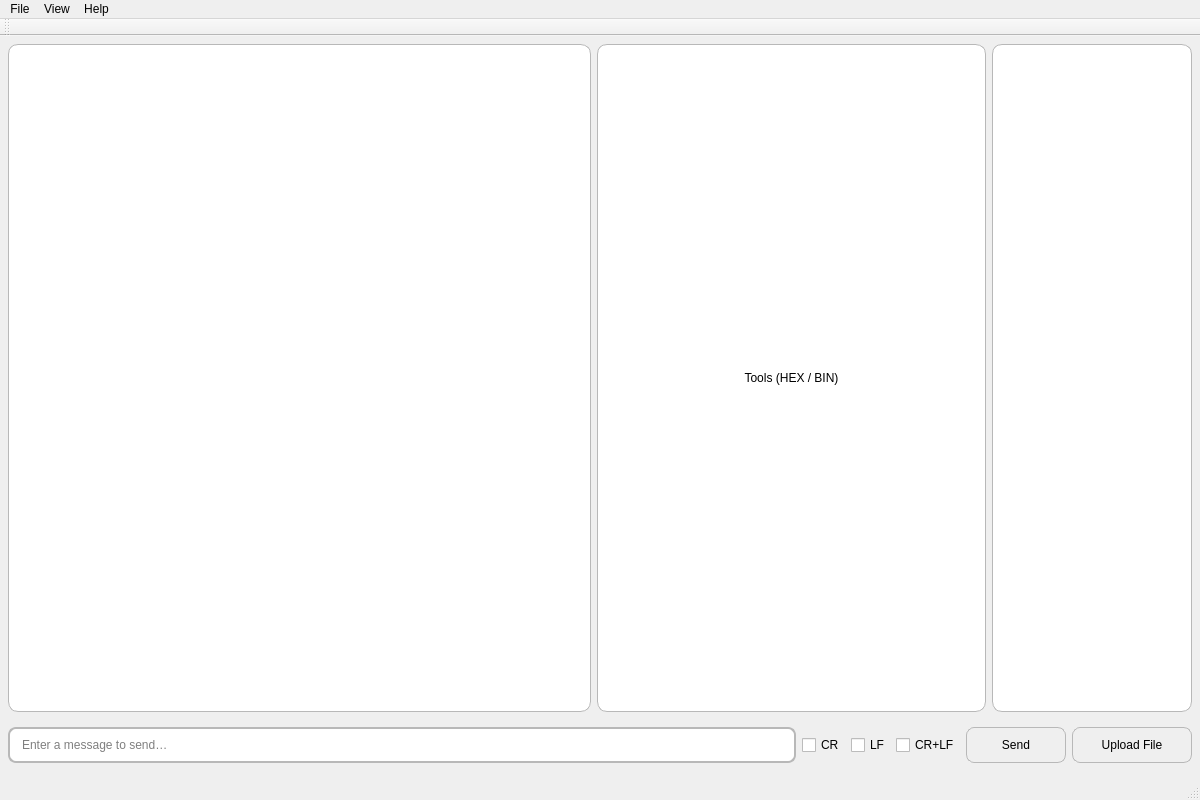
Before: the Qt Designer form ui/mainwindow.ui in pouria-alaei/SerialForge, drawn with Qt 5.
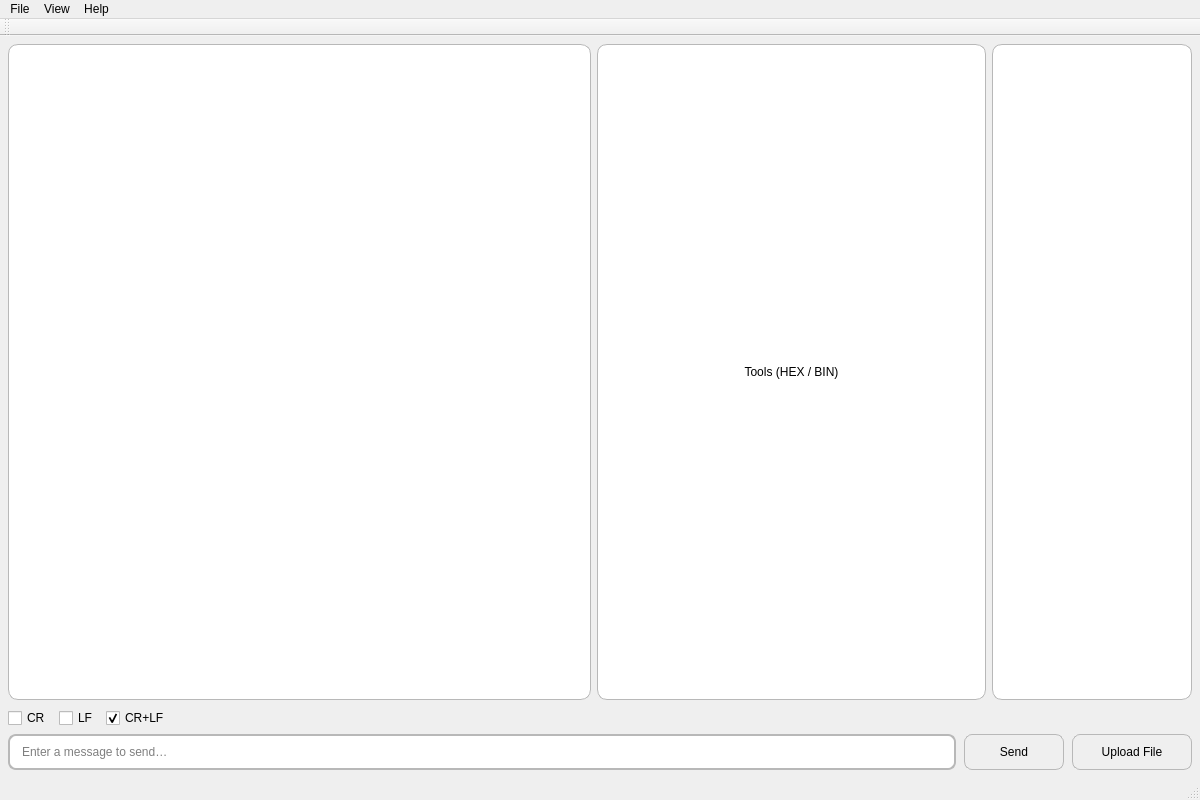
After: the same form once the commit is applied.

Commit message: Move line ending options above input and default to CRLF

The edit to the form file:
```diff
--- a/ui/mainwindow.ui
+++ b/ui/mainwindow.ui
@@ -179,19 +179,7 @@
         <verstretch>0</verstretch>
        </sizepolicy>
       </property>
-      <property name="minimumSize">
-       <size>
-        <width>0</width>
-        <height>50</height>
-       </size>
-      </property>
-      <property name="maximumSize">
-       <size>
-        <width>16777215</width>
-        <height>50</height>
-       </size>
-      </property>
-      <layout class="QHBoxLayout" name="txLayout" stretch="1,0,0,0,0,0">
+      <layout class="QVBoxLayout" name="txLayout">
        <property name="spacing">
         <number>6</number>
        </property>
@@ -208,6 +196,103 @@
         <number>0</number>
        </property>
        <item>
+        <layout class="QHBoxLayout" name="lineEndingLayout" stretch="0,0,0,1">
+         <property name="spacing">
+          <number>8</number>
+         </property>
+         <property name="leftMargin">
+          <number>0</number>
+         </property>
+         <property name="topMargin">
+          <number>0</number>
+         </property>
+         <property name="rightMargin">
+          <number>0</number>
+         </property>
+         <property name="bottomMargin">
+          <number>0</number>
+         </property>
+         <item>
+          <widget class="QCheckBox" name="crCheckBox">
+           <property name="text">
+            <string>CR</string>
+           </property>
+           <property name="toolTip">
+            <string>Carriage return (0x0D)</string>
+           </property>
+           <property name="checked">
+            <bool>false</bool>
+           </property>
+           <attribute name="buttonGroup">
+            <string notr="true">lineEndingButtonGroup</string>
+           </attribute>
+          </widget>
+         </item>
+         <item>
+          <widget class="QCheckBox" name="lfCheckBox">
+           <property name="text">
+            <string>LF</string>
+           </property>
+           <property name="toolTip">
+            <string>Line feed (0x0A)</string>
+           </property>
+           <property name="checked">
+            <bool>false</bool>
+           </property>
+           <attribute name="buttonGroup">
+            <string notr="true">lineEndingButtonGroup</string>
+           </attribute>
+          </widget>
+         </item>
+         <item>
+          <widget class="QCheckBox" name="crlfCheckBox">
+           <property name="text">
+            <string>CR+LF</string>
+           </property>
+           <property name="toolTip">
+            <string>Carriage return followed by line feed (0x0D 0x0A)</string>
+           </property>
+           <property name="checked">
+            <bool>true</bool>
+           </property>
+           <attribute name="buttonGroup">
+            <string notr="true">lineEndingButtonGroup</string>
+           </attribute>
+          </widget>
+         </item>
+         <item>
+          <spacer name="lineEndingSpacer">
+           <property name="orientation">
+            <enum>Qt::Orientation::Horizontal</enum>
+           </property>
+           <property name="sizeHint" stdset="0">
+            <size>
+             <width>0</width>
+             <height>0</height>
+            </size>
+           </property>
+          </spacer>
+         </item>
+        </layout>
+       </item>
+       <item>
+        <layout class="QHBoxLayout" name="txInputLayout" stretch="1,0,0">
+         <property name="spacing">
+          <number>8</number>
+         </property>
+         <property name="leftMargin">
+          <number>0</number>
+         </property>
+         <property name="topMargin">
+          <number>0</number>
+         </property>
+         <property name="rightMargin">
+          <number>0</number>
+         </property>
+         <property name="bottomMargin">
+          <number>0</number>
+         </property>
+         <item>
         <widget class="QLineEdit" name="txInput">
          <property name="sizePolicy">
           <sizepolicy hsizetype="Expanding" vsizetype="Fixed">
@@ -246,54 +331,6 @@
          </property>
         </widget>
        </item>
-       <item>
-        <widget class="QCheckBox" name="crCheckBox">
-         <property name="text">
-          <string>CR</string>
-         </property>
-         <property name="toolTip">
-          <string>Carriage return (0x0D)</string>
-         </property>
-         <property name="checked">
-          <bool>false</bool>
-         </property>
-         <attribute name="buttonGroup">
-          <string notr="true">lineEndingButtonGroup</string>
-         </attribute>
-        </widget>
-       </item>
-       <item>
-        <widget class="QCheckBox" name="lfCheckBox">
-         <property name="text">
-          <string>LF</string>
-         </property>
-         <property name="toolTip">
-          <string>Line feed (0x0A)</string>
-         </property>
-         <property name="checked">
-          <bool>false</bool>
-         </property>
-         <attribute name="buttonGroup">
-          <string notr="true">lineEndingButtonGroup</string>
-         </attribute>
-        </widget>
-       </item>
-       <item>
-        <widget class="QCheckBox" name="crlfCheckBox">
-         <property name="text">
-          <string>CR+LF</string>
-         </property>
-         <property name="toolTip">
-          <string>Carriage return followed by line feed (0x0D 0x0A)</string>
-         </property>
-         <property name="checked">
-          <bool>false</bool>
-         </property>
-         <attribute name="buttonGroup">
-          <string notr="true">lineEndingButtonGroup</string>
-         </attribute>
-        </widget>
-       </item>
        <item>
         <widget class="QPushButton" name="sendButton">
          <property name="sizePolicy">
@@ -373,6 +410,8 @@
 }</string>
          </property>
         </widget>
+         </item>
+        </layout>
        </item>
       </layout>
      </widget>
```
Lines whose indentation alone changed are shown as unchanged.
